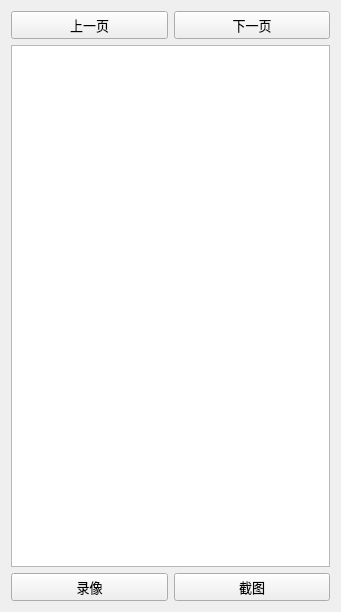
Before: the Qt Designer form stitch.ui in suisiyuan/IDT_Capture, drawn with Qt 5.
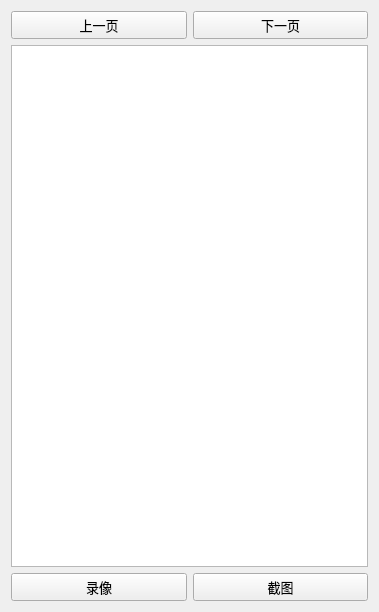
After: the same form once the commit is applied.

Patch:
```diff
--- a/stitch.ui
+++ b/stitch.ui
@@ -6,7 +6,7 @@
    <rect>
     <x>0</x>
     <y>0</y>
-    <width>341</width>
+    <width>379</width>
     <height>612</height>
    </rect>
   </property>
```
